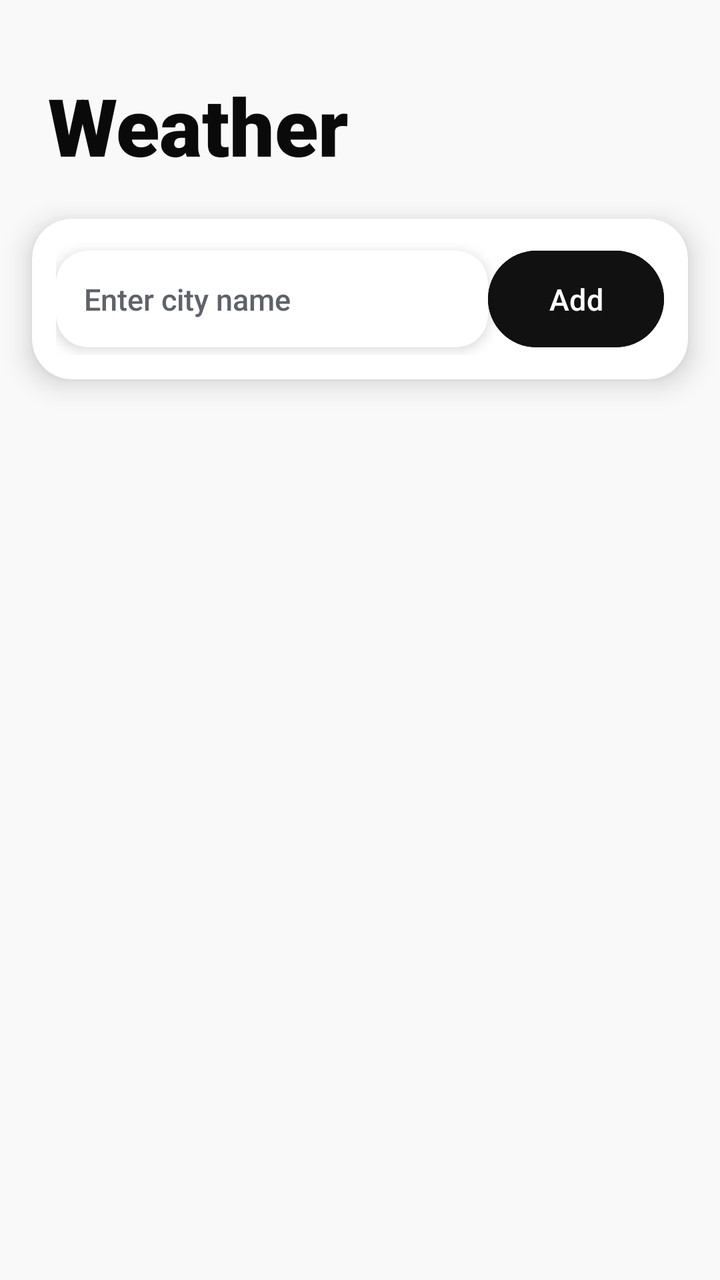
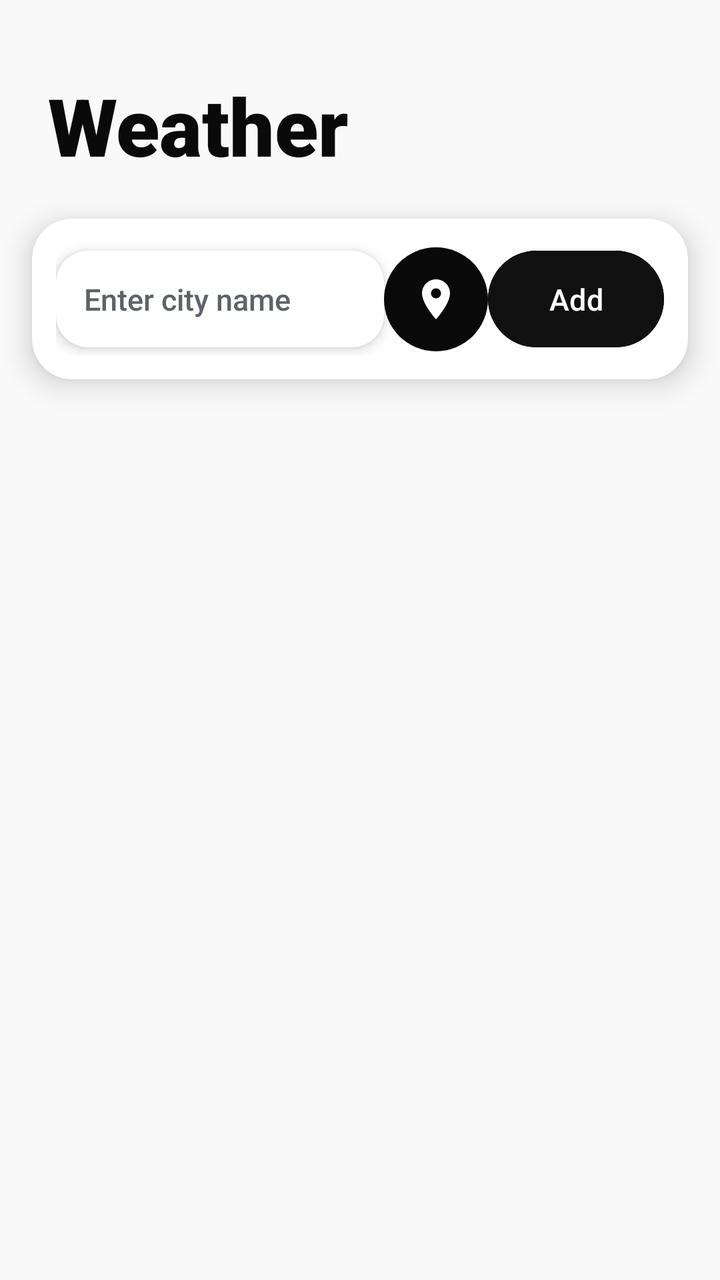

Compare the two renders of this Android layout. The source of the first and the diff that turns it into the second are given below.
<!-- AndroidManifest.xml: application theme Theme.KickFlip -->
<!-- res/layout/fragment_weather.xml -->
<?xml version="1.0" encoding="utf-8"?>
<androidx.constraintlayout.widget.ConstraintLayout
    xmlns:android="http://schemas.android.com/apk/res/android"
    xmlns:app="http://schemas.android.com/apk/res-auto"
    xmlns:tools="http://schemas.android.com/tools"
    android:layout_width="match_parent"
    android:layout_height="match_parent"
    android:background="#F9F9F9">

    
    <TextView
        android:id="@+id/tvHeader"
        android:layout_width="wrap_content"
        android:layout_height="wrap_content"
        android:layout_marginStart="24dp"
        android:layout_marginTop="36dp"
        android:fontFamily="sans-serif-black"
        android:text="Weather"
        android:textColor="#0A0A0A"
        android:textSize="40sp"
        android:textStyle="bold"
        app:layout_constraintStart_toStartOf="parent"
        app:layout_constraintTop_toTopOf="parent" />

    
    <androidx.cardview.widget.CardView
        android:id="@+id/addLocationContainer"
        android:layout_width="0dp"
        android:layout_height="wrap_content"
        android:layout_marginStart="16dp"
        android:layout_marginTop="20dp"
        android:layout_marginEnd="16dp"
        app:cardBackgroundColor="@android:color/white"
        app:cardCornerRadius="20dp"
        app:cardElevation="8dp"
        app:layout_constraintEnd_toEndOf="parent"
        app:layout_constraintStart_toStartOf="parent"
        app:layout_constraintTop_toBottomOf="@+id/tvHeader">

        <androidx.constraintlayout.widget.ConstraintLayout
            android:layout_width="match_parent"
            android:layout_height="wrap_content"
            android:padding="12dp">

            <EditText
                android:id="@+id/etLocationInput"
                android:layout_width="0dp"
                android:layout_height="wrap_content"
                android:background="@drawable/rounded_shadow"
                android:clipToOutline="true"
                android:elevation="4dp"
                android:fontFamily="sans-serif-medium"
                android:hint="Enter city name"
                android:inputType="text"
                android:padding="14dp"
                android:textColor="#1F1F1F"
                android:textColorHint="#5F6369"
                android:textSize="15sp"
                app:layout_constraintBottom_toBottomOf="parent"
                app:layout_constraintEnd_toStartOf="@+id/btnAddLocation"
                app:layout_constraintStart_toStartOf="parent"
                app:layout_constraintTop_toTopOf="parent" />

            <Button
                android:id="@+id/btnAddLocation"
                android:layout_width="wrap_content"
                android:layout_height="wrap_content"
                android:layout_marginStart="10dp"
                android:backgroundTint="#111111"
                android:fontFamily="sans-serif-medium"
                android:paddingStart="20dp"
                android:paddingTop="14dp"
                android:paddingEnd="20dp"
                android:paddingBottom="14dp"
                android:stateListAnimator="@null"
                android:text="Add"
                android:textColor="#FFFFFF"
                android:textSize="15sp"
                app:layout_constraintBottom_toBottomOf="parent"
                app:layout_constraintEnd_toEndOf="parent"
                app:layout_constraintTop_toTopOf="parent" />

        </androidx.constraintlayout.widget.ConstraintLayout>
    </androidx.cardview.widget.CardView>

    
    <androidx.recyclerview.widget.RecyclerView
        android:id="@+id/rvSpots"
        android:layout_width="0dp"
        android:layout_height="0dp"
        android:layout_marginTop="12dp"
        android:clipToPadding="false"
        android:paddingStart="16dp"
        android:paddingEnd="16dp"
        android:paddingBottom="16dp"
        app:layout_constraintBottom_toBottomOf="parent"
        app:layout_constraintEnd_toEndOf="parent"
        app:layout_constraintStart_toStartOf="parent"
        app:layout_constraintTop_toBottomOf="@id/addLocationContainer" />

    
    <TextView
        android:id="@+id/tvEmptyState"
        android:layout_width="0dp"
        android:layout_height="wrap_content"
        android:layout_marginStart="32dp"
        android:layout_marginEnd="32dp"
        android:fontFamily="sans-serif-medium"
        android:gravity="center"
        android:text="Add a city to check if it's skateable"
        android:textColor="#9E9E9E"
        android:textSize="16sp"
        android:visibility="gone"
        app:layout_constraintBottom_toBottomOf="parent"
        app:layout_constraintEnd_toEndOf="parent"
        app:layout_constraintStart_toStartOf="parent"
        app:layout_constraintTop_toBottomOf="@id/addLocationContainer" />

</androidx.constraintlayout.widget.ConstraintLayout>
<!-- resources referenced by this layout -->
<resources>
  <!-- drawable rounded_shadow (drawable) -->
  <shape xmlns:android="http://schemas.android.com/apk/res/android"
      android:shape="rectangle">
      <solid android:color="#FFFFFF"/>
      <corners android:radius="16dp"/>
  </shape>
  <style name="Theme.KickFlip" parent="Base.Theme.KickFlip" />
  <style name="Base.Theme.KickFlip" parent="Theme.Material3.DayNight.NoActionBar">
          
          
      </style>
</resources>

<!-- the commit's change to res/layout/fragment_weather.xml (unified diff, before → after) -->
@@ -57,15 +57,28 @@
                 android:textColorHint="#5F6369"
                 android:textSize="15sp"
                 app:layout_constraintBottom_toBottomOf="parent"
+                app:layout_constraintEnd_toStartOf="@+id/btnMyLocation"
+                app:layout_constraintStart_toStartOf="parent"
+                app:layout_constraintTop_toTopOf="parent" />
+
+            <ImageButton
+                android:id="@+id/btnMyLocation"
+                android:layout_width="52dp"
+                android:layout_height="52dp"
+                android:layout_marginStart="8dp"
+                android:background="@drawable/circle_black"
+                android:contentDescription="Use my location"
+                android:padding="14dp"
+                android:src="@drawable/ic_map_pin"
+                app:layout_constraintBottom_toBottomOf="parent"
                 app:layout_constraintEnd_toStartOf="@+id/btnAddLocation"
-                app:layout_constraintStart_toStartOf="parent"
                 app:layout_constraintTop_toTopOf="parent" />
 
             <Button
                 android:id="@+id/btnAddLocation"
                 android:layout_width="wrap_content"
                 android:layout_height="wrap_content"
-                android:layout_marginStart="10dp"
+                android:layout_marginStart="8dp"
                 android:backgroundTint="#111111"
                 android:fontFamily="sans-serif-medium"
                 android:paddingStart="20dp"
<!-- resource entries referenced after the edit -->
@@ -1,5 +1,20 @@
 <!-- resources referenced by this layout -->
 <resources>
+  <!-- drawable circle_black (drawable) -->
+  <shape xmlns:android="http://schemas.android.com/apk/res/android" android:shape="oval">
+      <solid android:color="#0A0A0A"/>
+  </shape>
+  <!-- drawable ic_map_pin (drawable) -->
+  <?xml version="1.0" encoding="utf-8"?>
+  <vector xmlns:android="http://schemas.android.com/apk/res/android"
+      android:width="24dp"
+      android:height="24dp"
+      android:viewportWidth="24"
+      android:viewportHeight="24">
+      <path
+          android:fillColor="#FFFFFF"
+          android:pathData="M12,2C8.13,2 5,5.13 5,9c0,5.25 7,13 7,13s7,-7.75 7,-13c0,-3.87 -3.13,-7 -7,-7zM12,11.5c-1.38,0 -2.5,-1.12 -2.5,-2.5s1.12,-2.5 2.5,-2.5 2.5,1.12 2.5,2.5 -1.12,2.5 -2.5,2.5z" />
+  </vector>
   <!-- drawable rounded_shadow (drawable) -->
   <shape xmlns:android="http://schemas.android.com/apk/res/android"
       android:shape="rectangle">
